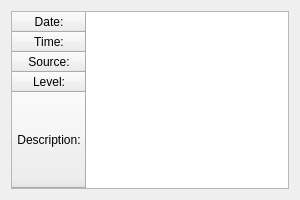
Qt form mapclient/widgets/qt/logdetails.ui (MusculoskeletalAtlasProject/mapclient-archived) before a commit.
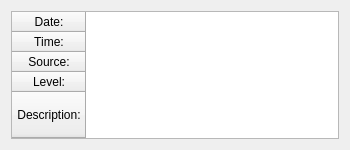
The same form after that commit.

```diff
--- a/mapclient/widgets/qt/logdetails.ui
+++ b/mapclient/widgets/qt/logdetails.ui
@@ -6,20 +6,20 @@
    <rect>
     <x>0</x>
     <y>0</y>
-    <width>300</width>
-    <height>200</height>
+    <width>350</width>
+    <height>150</height>
    </rect>
   </property>
   <property name="minimumSize">
    <size>
-    <width>300</width>
-    <height>200</height>
+    <width>350</width>
+    <height>150</height>
    </size>
   </property>
   <property name="maximumSize">
    <size>
-    <width>400</width>
-    <height>300</height>
+    <width>500</width>
+    <height>150</height>
    </size>
   </property>
   <property name="windowTitle">
```
